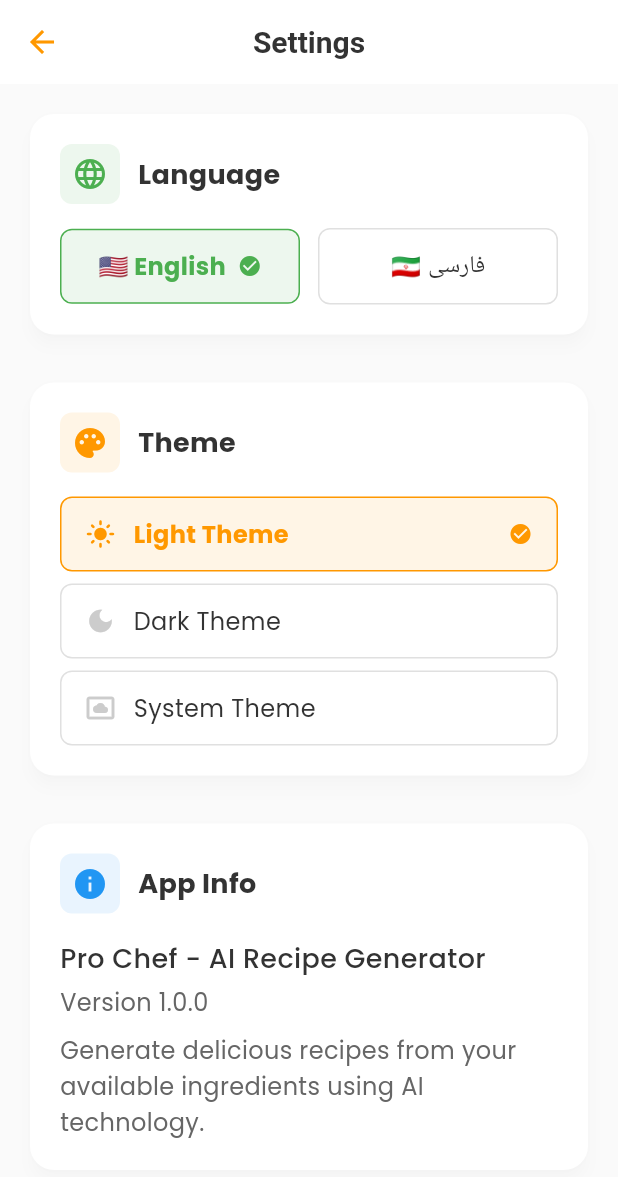
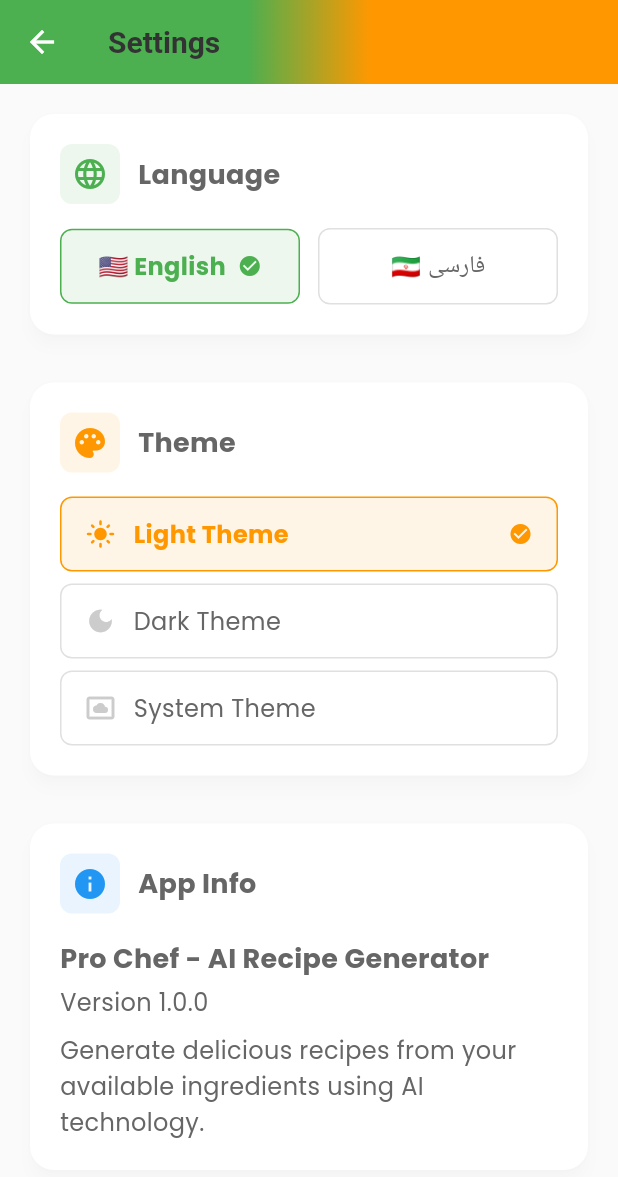
Before and after one commit to hamed75kazemii/pro_chef, a Flutter app: the screen it shows after launch, after a tap on the "settings" icon, on a phone screen of 412 x 824 dp. Shown: the top 1177 px of the screen. Run offline on Flutter 3.47's test engine with Material 3 defaults, Android fonts, the phone set to English and light mode, and no system bars; our stand-ins replace get, get_storage, google_fonts.

Commit message:
Refactor app bar styles and improve UI consistency. Updated app bar icon color, adjusted title layout in multiple screens, and enhanced text color for better readability. Added new translation for 'tap to view full recipe'.

```diff
--- a/lib/constants/app_colors.dart
+++ b/lib/constants/app_colors.dart
@@ -54,5 +54,5 @@ class AppColors {
   // App Bar Colors
   static const Color appBarBackground = pureWhite;
   static const Color appBarText = charcoal;
-  static const Color appBarIcon = warmOrange;
+  static const Color appBarIcon = pureWhite;
 }
--- a/lib/screens/home_screen.dart
+++ b/lib/screens/home_screen.dart
@@ -53,12 +53,8 @@ class _HomeScreenState extends State<HomeScreen> {
         flexibleSpace: Container(
           decoration: const BoxDecoration(gradient: AppColors.primaryGradient),
         ),
-        title: Row(
-          mainAxisAlignment: MainAxisAlignment.center,
-          children: [
-            Image.asset('assets/icon/chef_pro.png', width: 60, height: 60),
-          ],
-        ),
+
+        title: Image.asset('assets/icon/chef_pro.png', width: 60, height: 60),
         actions: [
           // Settings Button
           IconButton(
@@ -114,6 +110,7 @@ class _HomeScreenState extends State<HomeScreen> {
                         'what_ingredients_have'.tr,
                         style: AppTextTheme.headlineSmall.copyWith(
                           fontWeight: FontWeight.bold,
+                          color: AppColors.textSecondary,
                         ),
                         textAlign: TextAlign.center,
                       ),
@@ -160,6 +157,7 @@ class _HomeScreenState extends State<HomeScreen> {
                           Text(
                             'ingredients'.tr,
                             style: AppTextTheme.titleMedium.copyWith(
+                              color: AppColors.textSecondary,
                               fontWeight: FontWeight.bold,
                             ),
                           ),
@@ -183,7 +181,8 @@ class _HomeScreenState extends State<HomeScreen> {
                             borderRadius: BorderRadius.circular(8),
                           ),
                           filled: true,
-                          fillColor: Colors.grey[50],
+                          fillColor:
+                              Theme.of(context).inputDecorationTheme.fillColor,
                         ),
                         maxLines: 5,
                         onChanged: (_) => controller.clearError(),
@@ -233,6 +232,7 @@ class _HomeScreenState extends State<HomeScreen> {
                             'dietary_preferences'.tr,
                             style: AppTextTheme.titleMedium.copyWith(
                               fontWeight: FontWeight.bold,
+                              color: AppColors.textSecondary,
                             ),
                           ),
                         ],
@@ -291,7 +291,10 @@ class _HomeScreenState extends State<HomeScreen> {
                               vertical: 18,
                             ),
                             decoration: BoxDecoration(
-                              color: AppColors.inputBackground,
+                              color:
+                                  Theme.of(
+                                    context,
+                                  ).inputDecorationTheme.fillColor,
                               borderRadius: BorderRadius.circular(8),
                               border: Border.all(color: AppColors.inputBorder),
                             ),
--- a/lib/screens/recipe_detail_screen.dart
+++ b/lib/screens/recipe_detail_screen.dart
@@ -13,8 +13,11 @@ class RecipeDetailScreen extends StatelessWidget {
   Widget build(BuildContext context) {
     return Scaffold(
       appBar: AppBar(
+        flexibleSpace: Container(
+          decoration: const BoxDecoration(gradient: AppColors.primaryGradient),
+        ),
+
         title: Row(
-          mainAxisAlignment: MainAxisAlignment.center,
           children: [
             Image.asset('assets/icon/chef_pro.png', width: 28, height: 28),
             const SizedBox(width: 10),
--- a/lib/screens/results_screen.dart
+++ b/lib/screens/results_screen.dart
@@ -15,8 +15,11 @@ class ResultsScreen extends StatelessWidget {
 
     return Scaffold(
       appBar: AppBar(
+        flexibleSpace: Container(
+          decoration: const BoxDecoration(gradient: AppColors.primaryGradient),
+        ),
+
         title: Row(
-          mainAxisAlignment: MainAxisAlignment.center,
           children: [
             Image.asset('assets/icon/chef_pro.png', width: 28, height: 28),
             const SizedBox(width: 10),
@@ -153,7 +156,7 @@ class RecipeCard extends StatelessWidget {
                   Icon(Icons.timer, size: 16, color: AppColors.iconLight),
                   const SizedBox(width: 4),
                   Text(
-                    'Tap to view full recipe',
+                    "tap_to_view_full_recipe".tr,
                     style: Theme.of(context).textTheme.bodySmall?.copyWith(
                       color: AppColors.warmOrange,
                       fontWeight: FontWeight.w500,
--- a/lib/screens/settings_screen.dart
+++ b/lib/screens/settings_screen.dart
@@ -14,8 +14,12 @@ class SettingsScreen extends StatelessWidget {
     return Scaffold(
       appBar: AppBar(
         title: Text('settings'.tr),
-        backgroundColor: AppColors.appBarBackground,
+        flexibleSpace: Container(
+          decoration: const BoxDecoration(gradient: AppColors.primaryGradient),
+        ),
+
         elevation: 0,
+        centerTitle: false,
         leading: IconButton(
           icon: const Icon(Icons.arrow_back, color: AppColors.appBarIcon),
           onPressed: () => Get.back(),
@@ -56,6 +60,7 @@ class SettingsScreen extends StatelessWidget {
                           'language'.tr,
                           style: AppTextTheme.titleMedium.copyWith(
                             fontWeight: FontWeight.bold,
+                            color: AppColors.textSecondary,
                           ),
                         ),
                       ],
@@ -122,6 +127,7 @@ class SettingsScreen extends StatelessWidget {
                           'theme'.tr,
                           style: AppTextTheme.titleMedium.copyWith(
                             fontWeight: FontWeight.bold,
+                            color: AppColors.textSecondary,
                           ),
                         ),
                       ],
@@ -195,6 +201,7 @@ class SettingsScreen extends StatelessWidget {
                           'App Info',
                           style: AppTextTheme.titleMedium.copyWith(
                             fontWeight: FontWeight.bold,
+                            color: AppColors.textSecondary,
                           ),
                         ),
                       ],
@@ -203,7 +210,8 @@ class SettingsScreen extends StatelessWidget {
                     Text(
                       'Pro Chef - AI Recipe Generator',
                       style: AppTextTheme.bodyLarge.copyWith(
-                        fontWeight: FontWeight.w500,
+                        fontWeight: FontWeight.bold,
+                        color: AppColors.textSecondary,
                       ),
                     ),
                     const SizedBox(height: 4),
@@ -258,7 +266,8 @@ class SettingsScreen extends StatelessWidget {
               displayName,
               style: AppTextTheme.bodyMedium.copyWith(
                 fontWeight: isSelected ? FontWeight.bold : FontWeight.normal,
-                color: isSelected ? AppColors.mintGreen : AppColors.textPrimary,
+                color:
+                    isSelected ? AppColors.mintGreen : AppColors.textSecondary,
               ),
             ),
             if (isSelected) ...[
@@ -307,7 +316,9 @@ class SettingsScreen extends StatelessWidget {
                 style: AppTextTheme.bodyMedium.copyWith(
                   fontWeight: isSelected ? FontWeight.bold : FontWeight.normal,
                   color:
-                      isSelected ? AppColors.warmOrange : AppColors.textPrimary,
+                      isSelected
+                          ? AppColors.warmOrange
+                          : AppColors.textSecondary,
                 ),
               ),
             ),
--- a/lib/translations/app_translations.dart
+++ b/lib/translations/app_translations.dart
@@ -75,6 +75,7 @@ class AppTranslations extends Translations {
       'ai_error': 'Error generating recipes. Please try again.',
       'ai_no_ingredients':
           'Please provide some ingredients to generate recipes.',
+      'tap_to_view_full_recipe': 'Tap to view full recipe',
     },
     'fa': {
       // App
@@ -148,6 +149,8 @@ class AppTranslations extends Translations {
       'ai_error': 'خطا در تولید دستور پخت. لطفاً دوباره تلاش کنید.',
       'ai_no_ingredients':
           'لطفاً مواد اولیه‌ای برای تولید دستور پخت ارائه دهید.',
+      'tap_to_view_full_recipe':
+          'برای مشاهدهٔ دستور پخت کامل، بر روی آن کلیک کنید',
     },
   };
 }
```
